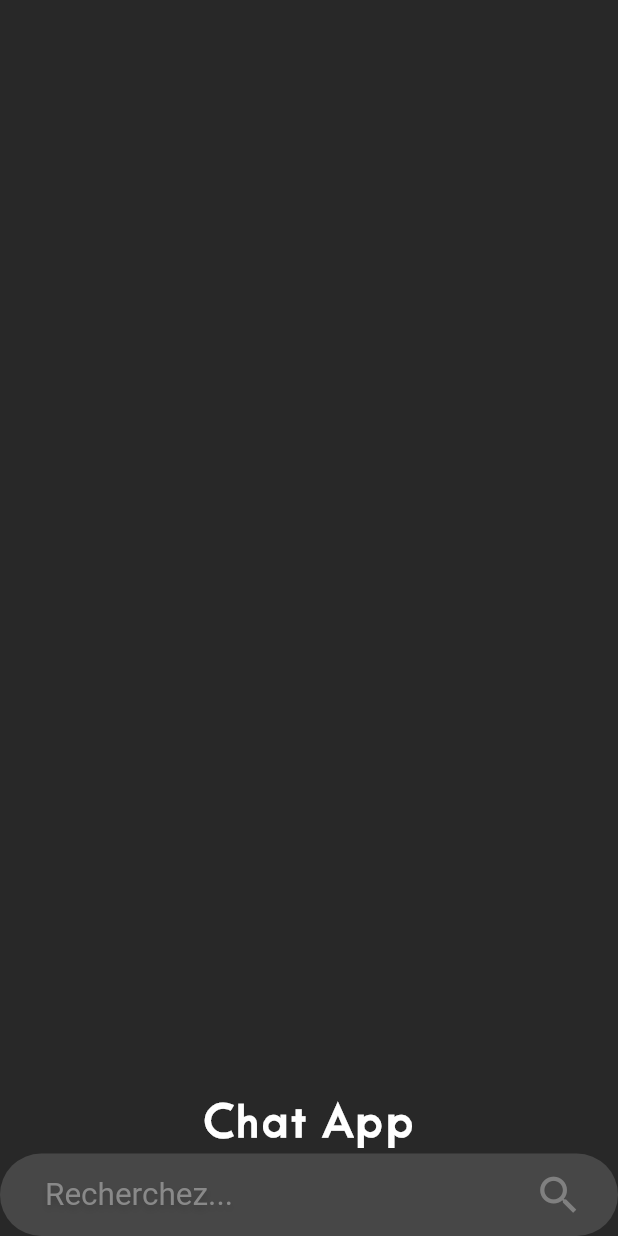
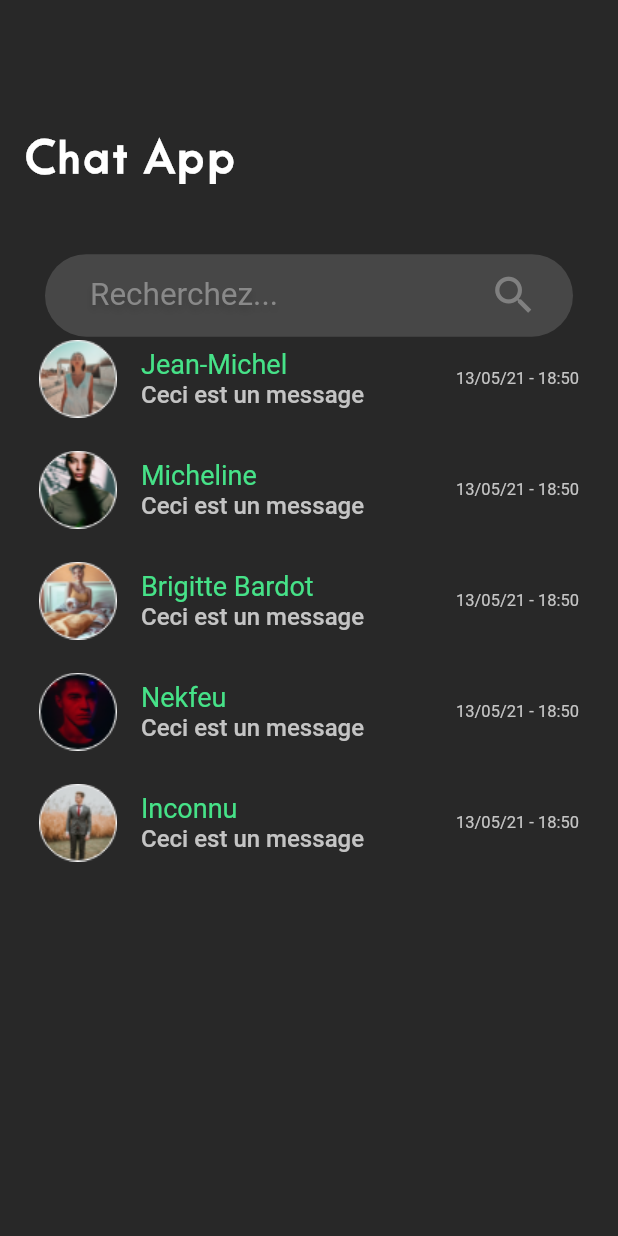
Before and after one commit to CaptainWeb1/my_message, a Flutter app: the MessagesScreen screen opened by its route, on a phone screen of 412 x 824 dp. Run offline on Flutter 3.47's test engine with Material 2 defaults, Android fonts, the phone set to English and light mode, and no system bars; Roboto replaces fonts that are missing (Sana).

Commit message:
Messages Screen UI end, unknown image, date message screen text theme,

```diff
--- a/lib/models/user_model.dart
+++ b/lib/models/user_model.dart
@@ -14,30 +14,30 @@ class UserModel {
 }
 
 Map<int, UserModel> users = {
-   1 : UserModel(
+   0 : UserModel(
     uniqueKey: UniqueKey(),
     userName: "Jean-Michel",
-    imagePath: "assets/images/Logo-App-Createur-Pro-sombre.png"
+    imagePath: "assets/images/user_images/Jean-Michel.png"
+  ),
+  1 : UserModel(
+      uniqueKey: UniqueKey(),
+      userName: "Micheline",
+      imagePath: "assets/images/user_images/Micheline.png"
   ),
   2 : UserModel(
       uniqueKey: UniqueKey(),
-      userName: "Micheline",
-      imagePath: "assets/images/Logo-App-Createur-Pro-sombre.png"
+      userName: "Brigitte Bardot",
+      imagePath: "assets/images/user_images/Brigitte Bardot.png"
   ),
   3 : UserModel(
       uniqueKey: UniqueKey(),
-      userName: "Brigitte Bardot",
-      imagePath: "assets/images/Logo-App-Createur-Pro-sombre.png"
+      userName: "Nekfeu",
+      imagePath: "assets/images/user_images/Nekfeu.png"
   ),
   4 : UserModel(
       uniqueKey: UniqueKey(),
-      userName: "Nekfeu",
-      imagePath: "assets/images/Logo-App-Createur-Pro-sombre.png"
-  ),
-  5 : UserModel(
-      uniqueKey: UniqueKey(),
       userName: "Inconnu",
-      imagePath: "assets/images/Logo-App-Createur-Pro-sombre.png"
+      imagePath: "assets/images/user_images/Inconnu.png"
   )
 };
 
--- a/lib/resources/themes.dart
+++ b/lib/resources/themes.dart
@@ -84,10 +84,15 @@ class MyTextStyles {
     fontSize: 18,
     color: const Color(0xff46e288),
   );
-  static const TextStyle date = const TextStyle(
-    fontFamily: 'Hiragino Sans',
+  static const TextStyle dateChatScreen = const TextStyle(
+    fontFamily: 'Sana',
     fontSize: 8,
     color: const Color(0xff717171),
+  );
+  static const TextStyle dateMessagesScreen = const TextStyle(
+    fontFamily: 'Sana',
+    fontSize: 11,
+    color: MyColors.bodyText,
   );
 
 }
--- a/lib/screens/messages_screen.dart
+++ b/lib/screens/messages_screen.dart
@@ -1,5 +1,7 @@
 import 'package:flutter/material.dart';
+import 'package:my_message/models/user_model.dart';
 import 'package:my_message/resources/strings.dart';
+import 'package:my_message/resources/themes.dart';
 import 'package:my_message/widgets/icon_widget.dart';
 import 'package:my_message/widgets/textfield_widget.dart';
 
@@ -9,20 +11,69 @@ class MessagesScreen extends StatelessWidget {
   @override
   Widget build(BuildContext context) {
     return Scaffold(
-      body: Column(
+      body: Padding(
+        padding: const EdgeInsets.symmetric(horizontal: 10.0),
+        child: Column(
           children: [
             Spacer(flex: 2,),
-          Text(
+            Padding(
+              padding: const EdgeInsets.only(left: 6.0),
+              child: Align(
+                alignment: Alignment.centerLeft,
+                child: Text(
                   Strings.titleApp,
+                  textAlign: TextAlign.start,
                   style: Theme.of(context).textTheme.headline1,
                 ),
-          TextFieldWidget(
+              ),
+            ),
+            Spacer(flex: 1,),
+            Padding(
+              padding: const EdgeInsets.symmetric(horizontal: 20.0),
+              child: TextFieldWidget(
                 hintText: Strings.search,
                 iconData: IconWidget(
                 icon: Icons.search,
               ),
+              ),
+            ),
+            Expanded(
+              flex: 14,
+              child: ListView.builder(
+                  itemBuilder: (context, index) {
+                    return Padding(
+                      padding: const EdgeInsets.only(bottom: 18.0),
+                      child: ListTile(
+                        leading: Image.asset(
+                          users[index]?.imagePath ?? "assets/images/user_images/unknown-image.jpeg"
+                        ),
+                        title: Column(
+                          crossAxisAlignment: CrossAxisAlignment.start,
+                          children: [
+                            Text(
+                                users[index]?.userName ?? "pseudo",
+                              style: MyTextStyles.bodyLink,
+                            ),
+                            Text(
+                                "Ceci est un message",
+                              style: Theme.of(context).textTheme.bodyText1?.copyWith(
+                                fontSize: 16
+                              ),
+                            ),
+                          ],
+                        ),
+                        trailing: Text(
+                          Strings.exampleDate,
+                          style: MyTextStyles.dateMessagesScreen,
+                        ),
+                      ),
+                    );
+                  },
+                  itemCount: users.length,
+              ),
             )
           ],
+        ),
       ),
     );
   }
```
Also changed, not shown: assets/images/user_images/unknown-image.jpeg (added). Lines whose indentation alone changed are shown as unchanged.
